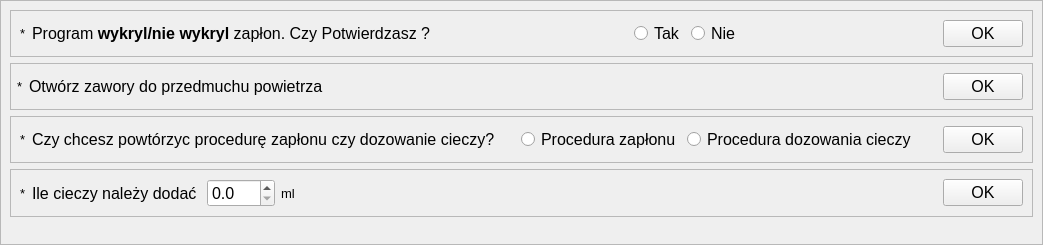
The window that app/nowytest_7.ui (wiacekmarcin/StanowiskoChemiczne) describes before a commit, drawn with Qt 5.
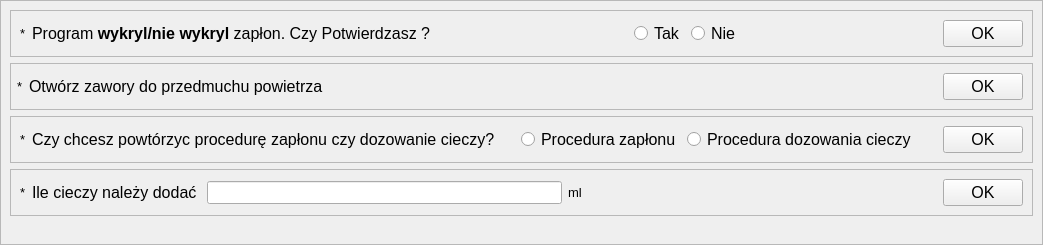
The same window after the commit. Custom widgets are drawn as their Qt base class.

The edit to the form file:
```diff
--- a/app/nowytest_7.ui
+++ b/app/nowytest_7.ui
@@ -331,19 +331,7 @@
           </widget>
          </item>
          <item>
-          <widget class="QDoubleSpinBox" name="cbCiecz">
-           <property name="font">
-            <font>
-             <pointsize>12</pointsize>
-            </font>
-           </property>
-           <property name="decimals">
-            <number>1</number>
-           </property>
-           <property name="singleStep">
-            <double>0.100000000000000</double>
-           </property>
-          </widget>
+          <widget class="DoubleLineEdit" name="cbCiecz"/>
          </item>
          <item>
           <widget class="QLabel" name="label">
@@ -405,6 +393,11 @@
    <header>testpage.h</header>
    <container>1</container>
   </customwidget>
+  <customwidget>
+   <class>DoubleLineEdit</class>
+   <extends>QLineEdit</extends>
+   <header>doublelineedit.h</header>
+  </customwidget>
  </customwidgets>
  <resources/>
  <connections/>
```
